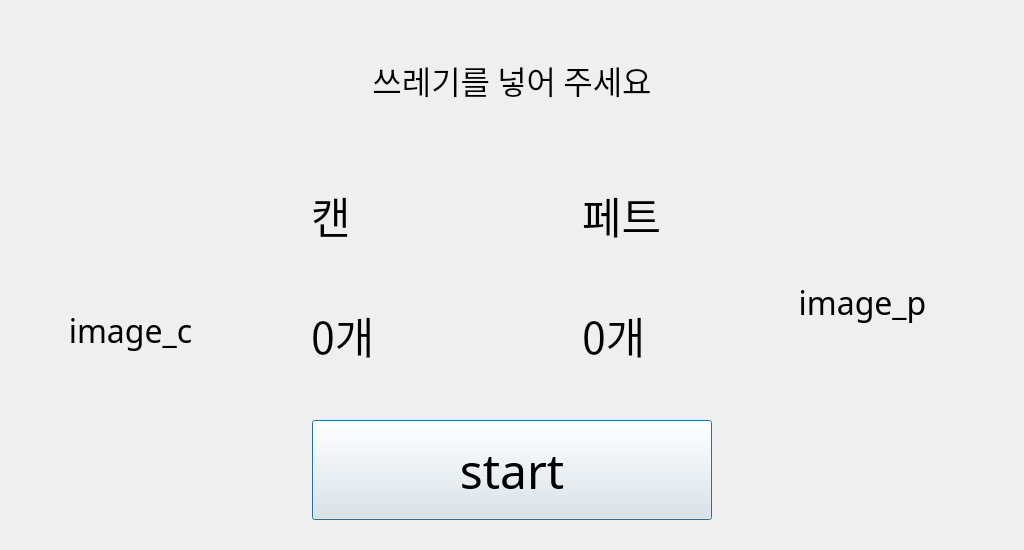
Old version of the form src/untitled.ui in the repository YeonsangYoon/embedded-system-project.
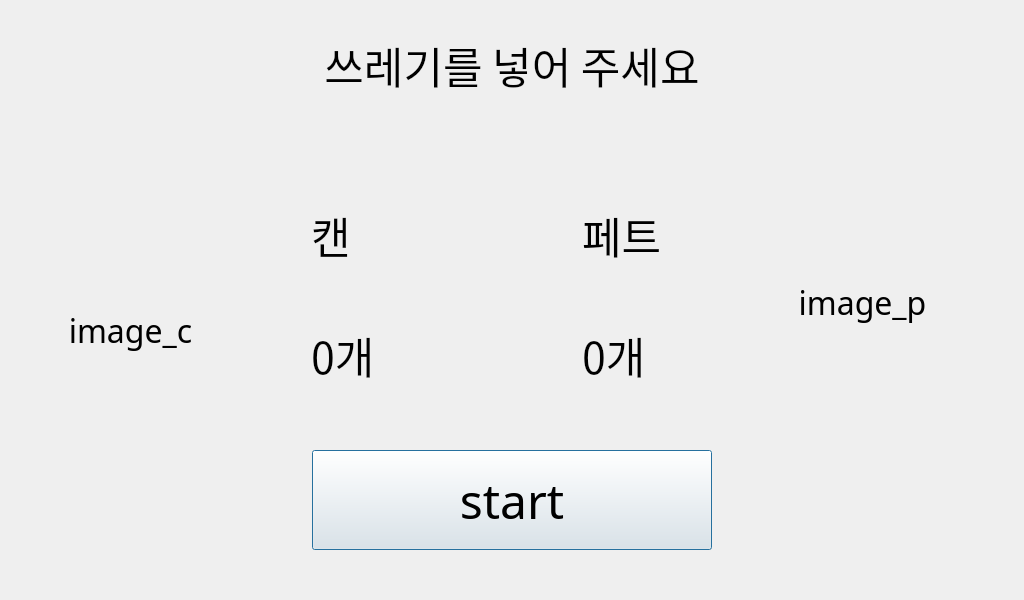
New version of the form.

Patch:
```diff
--- a/src/untitled.ui
+++ b/src/untitled.ui
@@ -7,7 +7,7 @@
     <x>0</x>
     <y>0</y>
     <width>1024</width>
-    <height>550</height>
+    <height>600</height>
    </rect>
   </property>
   <property name="windowTitle">
@@ -19,7 +19,7 @@
      <x>0</x>
      <y>0</y>
      <width>1024</width>
-     <height>550</height>
+     <height>600</height>
     </rect>
    </property>
    <property name="font">
@@ -42,12 +42,12 @@
       <x>162</x>
       <y>30</y>
       <width>700</width>
-      <height>100</height>
+      <height>71</height>
      </rect>
     </property>
     <property name="font">
      <font>
-      <pointsize>24</pointsize>
+      <pointsize>32</pointsize>
      </font>
     </property>
     <property name="text">
@@ -61,7 +61,7 @@
     <property name="geometry">
      <rect>
       <x>311</x>
-      <y>180</y>
+      <y>200</y>
       <width>100</width>
       <height>70</height>
      </rect>
@@ -79,7 +79,7 @@
     <property name="geometry">
      <rect>
       <x>582</x>
-      <y>180</y>
+      <y>200</y>
       <width>100</width>
       <height>70</height>
      </rect>
@@ -97,7 +97,7 @@
     <property name="geometry">
      <rect>
       <x>311</x>
-      <y>300</y>
+      <y>320</y>
       <width>140</width>
       <height>70</height>
      </rect>
@@ -115,7 +115,7 @@
     <property name="geometry">
      <rect>
       <x>582</x>
-      <y>300</y>
+      <y>320</y>
       <width>140</width>
       <height>70</height>
      </rect>
@@ -175,7 +175,7 @@
     <property name="geometry">
      <rect>
       <x>312</x>
-      <y>420</y>
+      <y>450</y>
       <width>400</width>
       <height>100</height>
      </rect>
@@ -198,6 +198,27 @@
      </size>
     </property>
    </widget>
+   <widget class="QLabel" name="label_intro_2">
+    <property name="geometry">
+     <rect>
+      <x>162</x>
+      <y>70</y>
+      <width>700</width>
+      <height>71</height>
+     </rect>
+    </property>
+    <property name="font">
+     <font>
+      <pointsize>24</pointsize>
+     </font>
+    </property>
+    <property name="text">
+     <string/>
+    </property>
+    <property name="alignment">
+     <set>Qt::AlignCenter</set>
+    </property>
+   </widget>
   </widget>
  </widget>
  <resources/>
```
